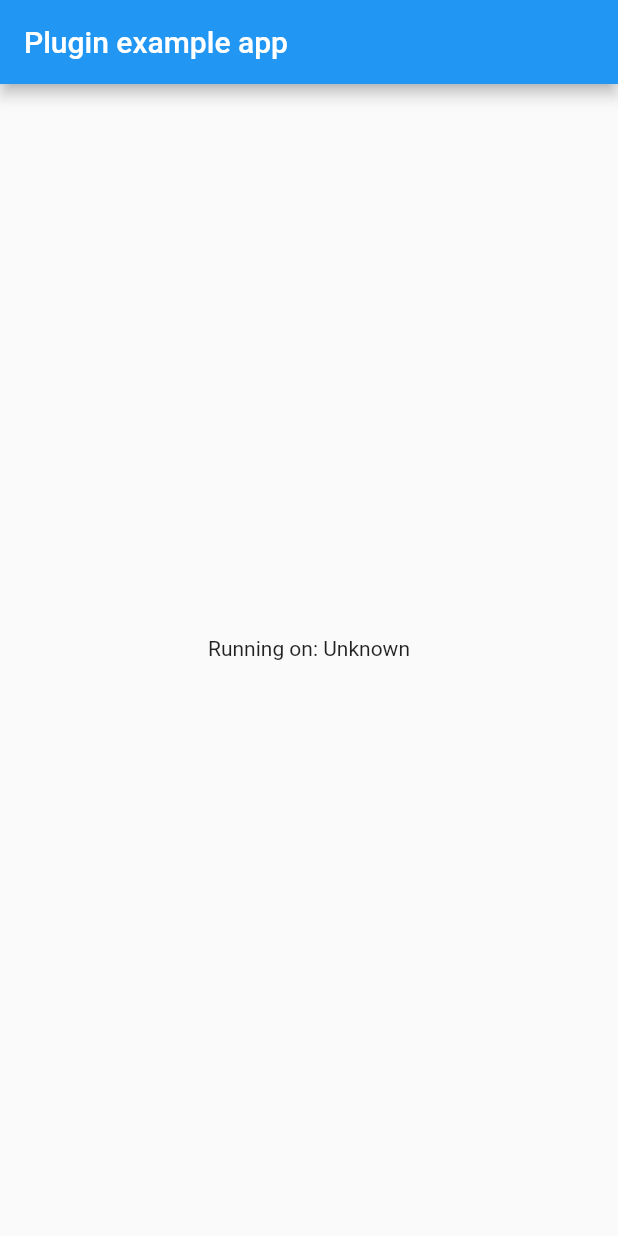
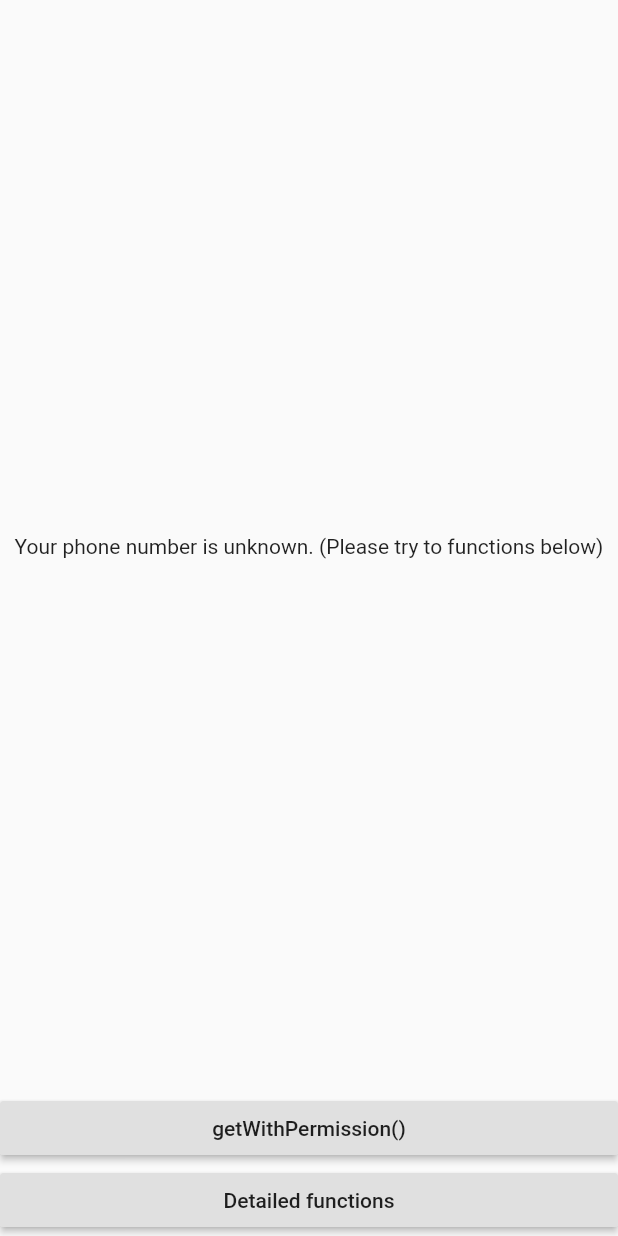
Before and after one commit to ssk-flutter/get_phone_number, a Flutter app: the screen it shows after launch, on a phone screen of 412 x 824 dp. Run offline on Flutter 3.47's test engine with Material 2 defaults, Android fonts, the phone set to English and light mode, and no system bars.

Commit message:
Sample code

```diff
--- a/example/lib/main.dart
+++ b/example/lib/main.dart
@@ -1,3 +1,4 @@
+import 'package:flutter/cupertino.dart';
 import 'package:flutter/material.dart';
 import 'dart:async';
 
@@ -14,45 +15,55 @@ class MyApp extends StatefulWidget {
 }
 
 class _MyAppState extends State<MyApp> {
-  String _platformVersion = 'Unknown';
-
-  @override
-  void initState() {
-    super.initState();
-    initPlatformState();
-  }
-
-  // Platform messages are asynchronous, so we initialize in an async method.
-  Future<void> initPlatformState() async {
-    String platformVersion;
-    // Platform messages may fail, so we use a try/catch PlatformException.
-    try {
-      platformVersion = await GetPhoneNumber.platformVersion;
-    } on PlatformException {
-      platformVersion = 'Failed to get platform version.';
-    }
-
-    // If the widget was removed from the tree while the asynchronous platform
-    // message was in flight, we want to discard the reply rather than calling
-    // setState to update our non-existent appearance.
-    if (!mounted) return;
-
-    setState(() {
-      _platformVersion = platformVersion;
-    });
-  }
+  var message = 'Your phone number is unknown. (Please try to functions below)';
 
   @override
   Widget build(BuildContext context) {
     return MaterialApp(
       home: Scaffold(
-        appBar: AppBar(
-          title: const Text('Plugin example app'),
-        ),
-        body: Center(
-          child: Text('Running on: $_platformVersion\n'),
+        body: Column(
+          mainAxisAlignment: MainAxisAlignment.center,
+          crossAxisAlignment: CrossAxisAlignment.stretch,
+          children: [
+            Expanded(child: Center(child: Text(message))),
+            RaisedButton(
+                child: Text('getWithPermission()'),
+                onPressed: () => onSimpleFunction()),
+            RaisedButton(
+                child: Text('Detailed functions'),
+                onPressed: () => onDetailedFunctions()),
+          ],
         ),
       ),
     );
   }
+
+  onSimpleFunction() async {
+    setState(() => message = 'Trying simple function ... ');
+
+    try {
+      final result = await GetPhoneNumber().getWithPermission();
+      setState(() => message = result);
+    } catch (e) {
+      setState(() => message = e.toString());
+    }
+  }
+
+  onDetailedFunctions() async {
+    setState(() => message = 'Trying detailed functions ... ');
+
+    try {
+      if (!await GetPhoneNumber().hasPermission()) {
+        if (!await GetPhoneNumber().requestPermission()) {
+          throw 'Failed to get permission phone number';
+        }
+      }
+
+      String result = await GetPhoneNumber().get();
+      print('getPhoneNumber result: $result');
+      setState(() => message = result);
+    } catch (e) {
+      setState(() => message = e.toString());
+    }
+  }
 }
```
